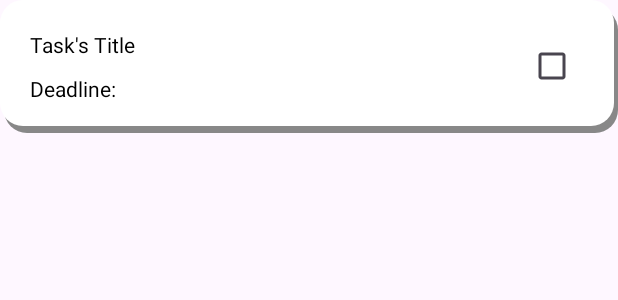
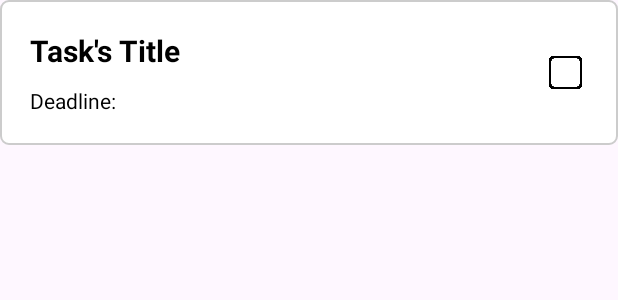
Before and after one commit to tranbaoanhh27/todo-app, an Android app: the layout tasks_widget_item_view.xml on its own in the app's theme, with its tools: preview values and no code run, on a phone screen of 412 x 824 dp. Shown: the top 300 px of the screen. Run offline under Robolectric (Android 15) with nearby library versions, the phone set to English and light mode, and no system bars.

Commit message:
Successfully show tasks on App Widget, but unable to update when data is changed.

```diff
--- a/app/src/main/java/com/basoft/todo/EditTaskActivity.java
+++ b/app/src/main/java/com/basoft/todo/EditTaskActivity.java
@@ -49,6 +49,7 @@ public class EditTaskActivity extends AppCompatActivity {
         task.setTitle(titleEdit.getText().toString());
         DataManager dataManager = DataManager.getInstance();
         dataManager.updateTask(EditTaskActivity.this, position, task);
+        WidgetUpdateService.startActionUpdateTasksListView(EditTaskActivity.this);
         finish();
     }
 
--- a/app/src/main/java/com/basoft/todo/MainActivity.java
+++ b/app/src/main/java/com/basoft/todo/MainActivity.java
@@ -156,6 +156,8 @@ public class MainActivity extends AppCompatActivity implements DataChangeObserve
             dataManager.addTask(newTask);
             taskAdapter.notifyDataSetChanged();
 
+            WidgetUpdateService.startActionUpdateTasksListView(MainActivity.this);
+
             resetViews();
         }
     };
--- a/app/src/main/java/com/basoft/todo/TaskAdapter.java
+++ b/app/src/main/java/com/basoft/todo/TaskAdapter.java
@@ -68,6 +68,7 @@ public class TaskAdapter extends RecyclerView.Adapter<TaskAdapter.TaskViewHolder
             int newPosition = dataManager.setTaskDone(position, isChecked);
             ((MainActivity) TaskAdapter.this.context).notifyItemMoved(position, newPosition);
             updateViews(newPosition);
+            WidgetUpdateService.startActionUpdateTasksListView(context);
         }
 
         public void updateViews(int taskPosition) {
@@ -173,6 +174,7 @@ public class TaskAdapter extends RecyclerView.Adapter<TaskAdapter.TaskViewHolder
                 dataManager.deleteTask(position);
                 TaskAdapter.this.notifyItemRemoved(position);
                 TaskAdapter.this.notifyItemRangeChanged(position, TaskAdapter.this.tasks.size());
+                WidgetUpdateService.startActionUpdateTasksListView(context);
             };
 
             dialogBuilder
--- a/app/src/main/res/layout/tasks_widget.xml
+++ b/app/src/main/res/layout/tasks_widget.xml
@@ -4,7 +4,6 @@
     style="@style/Widget.Todo.AppWidget.Container"
     android:layout_width="match_parent"
     android:layout_height="match_parent"
-    android:background="@color/main_background"
     android:orientation="vertical"
     android:theme="@style/Theme.Todo.AppWidgetContainer">
 
@@ -18,6 +17,7 @@
             android:text="@string/what_to_do"
             android:textSize="20sp"
             android:textStyle="bold"
+            android:layout_gravity="center"
             android:layout_width="0dp"
             android:layout_height="wrap_content"
             android:textColor="@color/black"
--- a/app/src/main/res/layout/tasks_widget_item_view.xml
+++ b/app/src/main/res/layout/tasks_widget_item_view.xml
@@ -1,7 +1,7 @@
 <?xml version="1.0" encoding="utf-8"?>
 <LinearLayout xmlns:android="http://schemas.android.com/apk/res/android"
     android:orientation="horizontal"
-    android:background="@drawable/white_3d_background"
+    android:background="@drawable/rounded_white_rectangle"
     android:layout_width="match_parent"
     android:layout_height="wrap_content">
 
@@ -18,6 +18,8 @@
             android:layout_marginTop="20dp"
             android:layout_marginBottom="10dp"
             android:text="@string/task_title"
+            android:textSize="20sp"
+            android:textStyle="bold"
             android:layout_width="wrap_content"
             android:layout_height="wrap_content" />
 
@@ -31,11 +33,14 @@
 
     </LinearLayout>
 
-    <CheckBox
+    <ImageView
         android:id="@+id/widget_item_checkbox"
-        android:gravity="center"
+        android:src="@drawable/unchecked"
+        android:background="@android:color/transparent"
+        android:layout_gravity="center"
         android:layout_marginEnd="20dp"
-        android:layout_width="wrap_content"
-        android:layout_height="match_parent" />
+        android:layout_width="30dp"
+        android:layout_height="30dp"
+        android:contentDescription="@string/check_as_done" />
 
 </LinearLayout>
--- a/app/src/main/res/values-night-v31/themes.xml
+++ b/app/src/main/res/values-night-v31/themes.xml
@@ -3,7 +3,7 @@
     <!--
     Having themes.xml for night-v31 because of the priority order of the resource qualifiers.
     -->
-    <style name="Theme.Todo.AppWidgetContainerParent" parent="@android:style/Theme.DeviceDefault.DayNight">
+    <style name="Theme.Todo.AppWidgetContainerParent" parent="@android:style/Theme.DeviceDefault.Light">
         <item name="appWidgetRadius">@android:dimen/system_app_widget_background_radius</item>
         <item name="appWidgetInnerRadius">@android:dimen/system_app_widget_inner_radius</item>
     </style>
--- a/app/src/main/res/values-v31/themes.xml
+++ b/app/src/main/res/values-v31/themes.xml
@@ -4,7 +4,7 @@
     Having themes.xml for v31 variant because @android:dimen/system_app_widget_background_radius
      and @android:dimen/system_app_widget_internal_padding requires API level 31
     -->
-    <style name="Theme.Todo.AppWidgetContainerParent" parent="@android:style/Theme.DeviceDefault.DayNight">
+    <style name="Theme.Todo.AppWidgetContainerParent" parent="@android:style/Theme.DeviceDefault.Light">
         <item name="appWidgetRadius">@android:dimen/system_app_widget_background_radius</item>
         <item name="appWidgetInnerRadius">@android:dimen/system_app_widget_inner_radius</item>
     </style>
--- a/app/src/main/res/values/strings.xml
+++ b/app/src/main/res/values/strings.xml
@@ -39,4 +39,5 @@
     <string name="what_to_do">What To do?</string>
     <string name="button_add_new_task">Button Add New Task</string>
     <string name="add_new_task">Add new task</string>
+    <string name="check_as_done">Check as done</string>
 </resources>
--- a/app/src/main/res/values/themes.xml
+++ b/app/src/main/res/values/themes.xml
@@ -8,7 +8,7 @@
 
     <style name="Theme.Todo" parent="Base.Theme.Todo" />
 
-    <style name="Theme.Todo.AppWidgetContainerParent" parent="@android:style/Theme.DeviceDefault">
+    <style name="Theme.Todo.AppWidgetContainerParent" parent="@android:style/Theme.Light">
         <!-- Radius of the outer bound of widgets to make the rounded corners -->
         <item name="appWidgetRadius">16dp</item>
         <!--
```
Also changed, not shown: app/src/main/AndroidManifest.xml (+10 -0 lines), app/src/main/java/com/basoft/todo/TasksListViewWidgetService.java (+71 -0 lines), app/src/main/java/com/basoft/todo/TasksWidget.java (+22 -11 lines), app/src/main/java/com/basoft/todo/WidgetUpdateService.java (added, +49 -0 lines), app/src/main/res/drawable/rounded_white_rectangle.xml (+1 -8 lines), app/src/main/res/drawable-nodpi/unchecked.png (added), app/src/main/res/drawable/checked.png (added), 1 other file.
